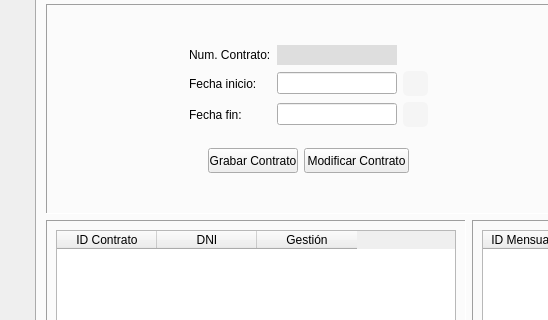
Above: templates/venPrincipal.ui from Semperz/ProyectoDI before the change; both pictures show x 0 to 548 and y 88 to 408 of the 1392 by 768 pixel window. Below: the same form after it.
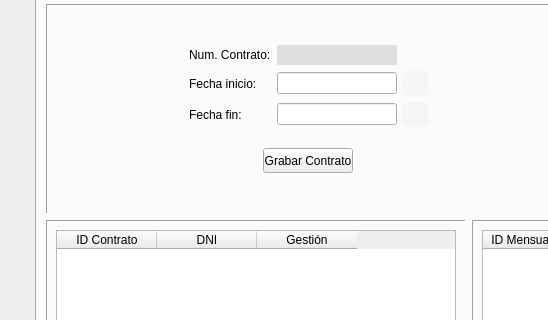
That is the form after the change. Icons and pictures are not drawn.

```diff
--- a/templates/venPrincipal.ui
+++ b/templates/venPrincipal.ui
@@ -4290,31 +4290,6 @@
                    </property>
                   </widget>
                  </item>
-                 <item>
-                  <widget class="QPushButton" name="btnModificarcontrato">
-                   <property name="sizePolicy">
-                    <sizepolicy hsizetype="Minimum" vsizetype="Fixed">
-                     <horstretch>0</horstretch>
-                     <verstretch>0</verstretch>
-                    </sizepolicy>
-                   </property>
-                   <property name="minimumSize">
-                    <size>
-                     <width>105</width>
-                     <height>25</height>
-                    </size>
-                   </property>
-                   <property name="maximumSize">
-                    <size>
-                     <width>105</width>
-                     <height>25</height>
-                    </size>
-                   </property>
-                   <property name="text">
-                    <string>Modificar Contrato</string>
-                   </property>
-                  </widget>
-                 </item>
                  <item>
                   <spacer name="horizontalSpacer_42">
                    <property name="orientation">
```
